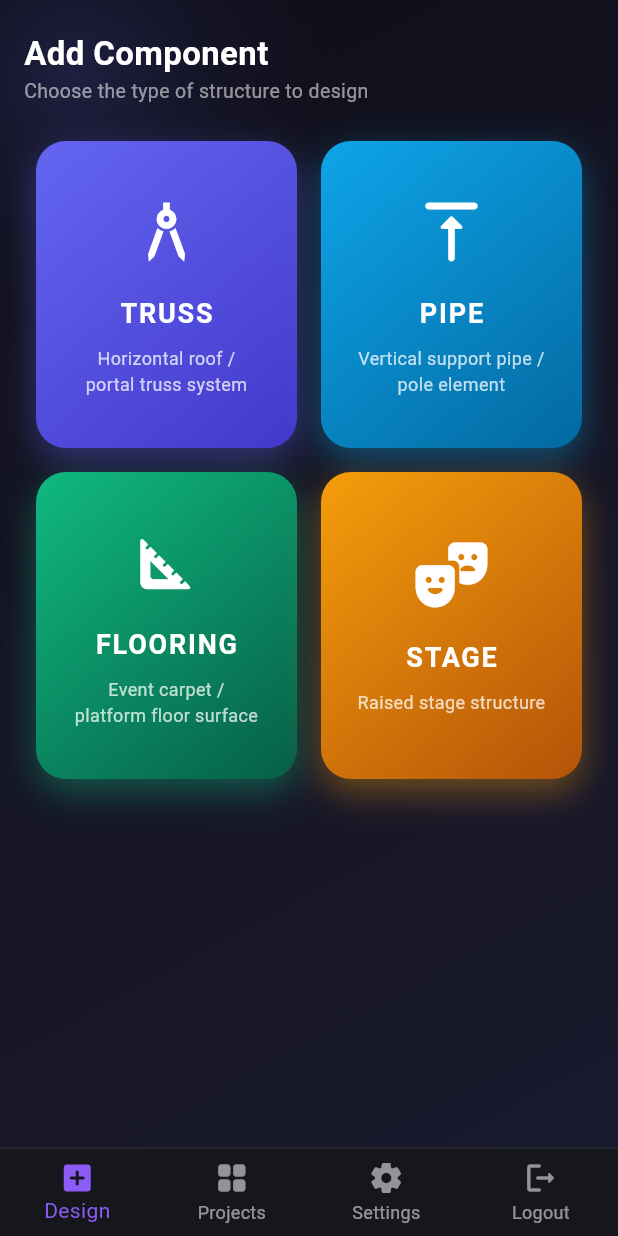
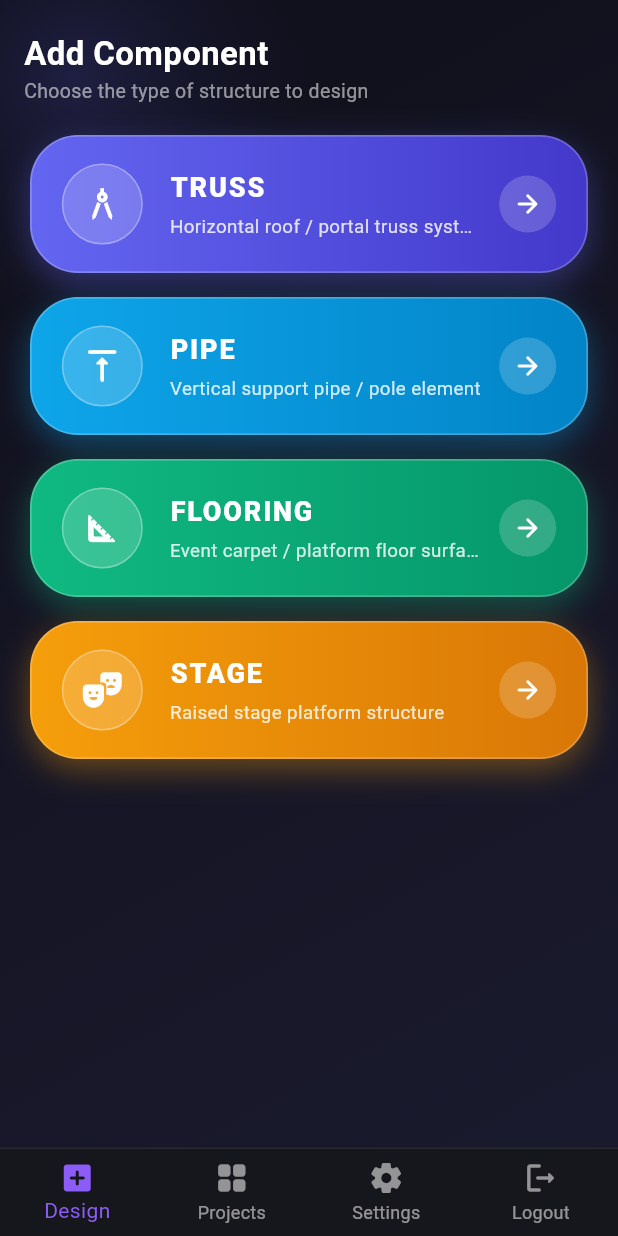
Before and after one commit to Kran19/mandap, a Flutter app: the ComponentWizardScreen screen opened by its route, on a phone screen of 412 x 824 dp. Run offline on Flutter 3.47's test engine with Material 3 defaults, Android fonts, the phone set to English and light mode, and no system bars; our stand-ins replace flutter_secure_storage, go_router, google_fonts, shared_preferences; accounts and stored records are empty.

Commit message:
feat: redesign component selection screen with modern capsule pill cards

```diff
--- a/application/lib/features/projects/presentation/component_wizard_screen.dart
+++ b/application/lib/features/projects/presentation/component_wizard_screen.dart
@@ -120,48 +120,45 @@ class _ComponentWizardScreenState extends State<ComponentWizardScreen> {
               : null,
         ),
         Expanded(
-          child: Padding(
-            padding: const EdgeInsets.all(24.0),
-            child: LayoutBuilder(
-              builder: (context, constraints) {
-                final crossCount = constraints.maxWidth > 600 ? 4 : 2;
-                return GridView.count(
-                  crossAxisCount: crossCount,
-                  crossAxisSpacing: 16,
-                  mainAxisSpacing: 16,
-                  childAspectRatio: 0.85,
+          child: Center(
+            child: ConstrainedBox(
+              constraints: const BoxConstraints(maxWidth: 560),
+              child: ListView(
+                padding: const EdgeInsets.fromLTRB(20, 20, 20, 24),
                 children: [
-                    _buildComponentCard(
+                  _buildCapsuleCard(
                     type: _ComponentType.truss,
                     icon: Icons.architecture,
                     label: 'TRUSS',
                     description: 'Horizontal roof / portal truss system',
                     gradient: const [Color(0xFF6366F1), Color(0xFF4338CA)],
                   ),
-                    _buildComponentCard(
+                  const SizedBox(height: 16),
+                  _buildCapsuleCard(
                     type: _ComponentType.pipe,
                     icon: Icons.vertical_align_top_rounded,
                     label: 'PIPE',
                     description: 'Vertical support pipe / pole element',
-                      gradient: const [Color(0xFF0EA5E9), Color(0xFF0369A1)],
+                    gradient: const [Color(0xFF0EA5E9), Color(0xFF0284C7)],
                   ),
-                    _buildComponentCard(
+                  const SizedBox(height: 16),
+                  _buildCapsuleCard(
                     type: _ComponentType.flooring,
                     icon: Icons.square_foot_rounded,
                     label: 'FLOORING',
                     description: 'Event carpet / platform floor surface',
-                      gradient: const [Color(0xFF10B981), Color(0xFF065F46)],
+                    gradient: const [Color(0xFF10B981), Color(0xFF059669)],
                   ),
-                    _buildComponentCard(
+                  const SizedBox(height: 16),
+                  _buildCapsuleCard(
                     type: _ComponentType.stage,
                     icon: Icons.theater_comedy_rounded,
                     label: 'STAGE',
-                      description: 'Raised stage structure',
-                      gradient: const [Color(0xFFF59E0B), Color(0xFFB45309)],
+                    description: 'Raised stage platform structure',
+                    gradient: const [Color(0xFFF59E0B), Color(0xFFD97706)],
                   ),
                 ],
-                );
-              },
+              ),
             ),
           ),
         ),
@@ -169,57 +166,108 @@ class _ComponentWizardScreenState extends State<ComponentWizardScreen> {
     );
   }
 
-  Widget _buildComponentCard({
+  Widget _buildCapsuleCard({
     required _ComponentType type,
     required IconData icon,
     required String label,
     required String description,
     required List<Color> gradient,
   }) {
-    return InkWell(
+    return Material(
+      color: Colors.transparent,
+      child: InkWell(
         onTap: () => setState(() => _selected = type),
-      borderRadius: BorderRadius.circular(20),
+        borderRadius: BorderRadius.circular(32),
+        splashColor: Colors.white.withValues(alpha: 0.2),
+        highlightColor: Colors.white.withValues(alpha: 0.1),
         child: Container(
+          height: 92,
+          padding: const EdgeInsets.symmetric(horizontal: 20, vertical: 14),
           decoration: BoxDecoration(
-          borderRadius: BorderRadius.circular(20),
+            borderRadius: BorderRadius.circular(32),
             gradient: LinearGradient(
-            begin: Alignment.topLeft,
-            end: Alignment.bottomRight,
+              begin: Alignment.centerLeft,
+              end: Alignment.centerRight,
               colors: gradient,
+            ),
+            border: Border.all(
+              color: Colors.white.withValues(alpha: 0.22),
+              width: 1.2,
             ),
             boxShadow: [
               BoxShadow(
-              color: gradient[0].withOpacity(0.4),
-              blurRadius: 20,
-              offset: const Offset(0, 8),
+                color: gradient[0].withValues(alpha: 0.38),
+                blurRadius: 18,
+                offset: const Offset(0, 7),
               ),
             ],
           ),
-        padding: const EdgeInsets.all(24),
+          child: Row(
+            children: [
+              // Capsule Icon Badge
+              Container(
+                width: 54,
+                height: 54,
+                decoration: BoxDecoration(
+                  shape: BoxShape.circle,
+                  color: Colors.white.withValues(alpha: 0.18),
+                  border: Border.all(
+                    color: Colors.white.withValues(alpha: 0.3),
+                    width: 1,
+                  ),
+                ),
+                child: Icon(icon, size: 28, color: Colors.white),
+              ),
+              const SizedBox(width: 18),
+
+              // Title and Description
+              Expanded(
                 child: Column(
                   mainAxisAlignment: MainAxisAlignment.center,
+                  crossAxisAlignment: CrossAxisAlignment.start,
                   children: [
-            Icon(icon, size: 52, color: Colors.white),
-            const SizedBox(height: 16),
                     Text(
                       label,
                       style: const TextStyle(
                         color: Colors.white,
                         fontSize: 18,
-                fontWeight: FontWeight.bold,
+                        fontWeight: FontWeight.w800,
                         letterSpacing: 1.2,
                       ),
                     ),
-            const SizedBox(height: 8),
+                    const SizedBox(height: 4),
                     Text(
                       description,
                       style: TextStyle(
-                color: Colors.white.withOpacity(0.75),
-                fontSize: 12,
+                        color: Colors.white.withValues(alpha: 0.82),
+                        fontSize: 12.5,
+                        fontWeight: FontWeight.w400,
                       ),
-              textAlign: TextAlign.center,
+                      maxLines: 1,
+                      overflow: TextOverflow.ellipsis,
                     ),
                   ],
+                ),
+              ),
+
+              const SizedBox(width: 12),
+
+              // Trailing Arrow Circle
+              Container(
+                width: 38,
+                height: 38,
+                decoration: BoxDecoration(
+                  shape: BoxShape.circle,
+                  color: Colors.white.withValues(alpha: 0.18),
+                ),
+                child: const Icon(
+                  Icons.arrow_forward_rounded,
+                  size: 20,
+                  color: Colors.white,
+                ),
+              ),
+            ],
+          ),
         ),
       ),
     );
```
Lines whose indentation alone changed are shown as unchanged.
